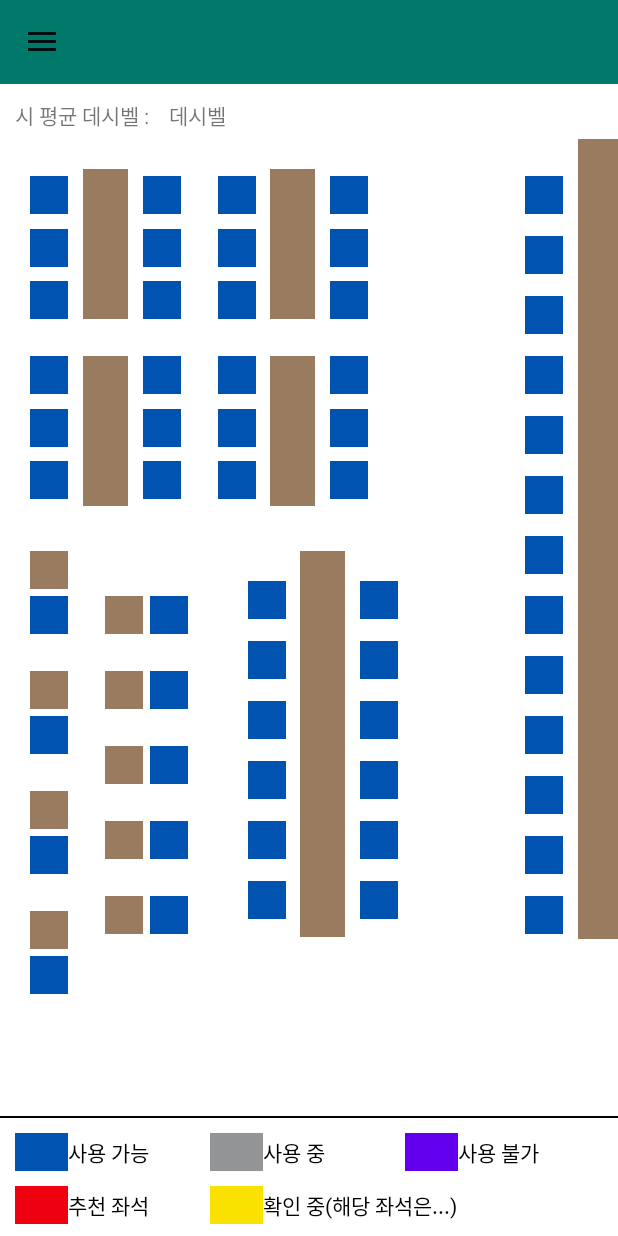
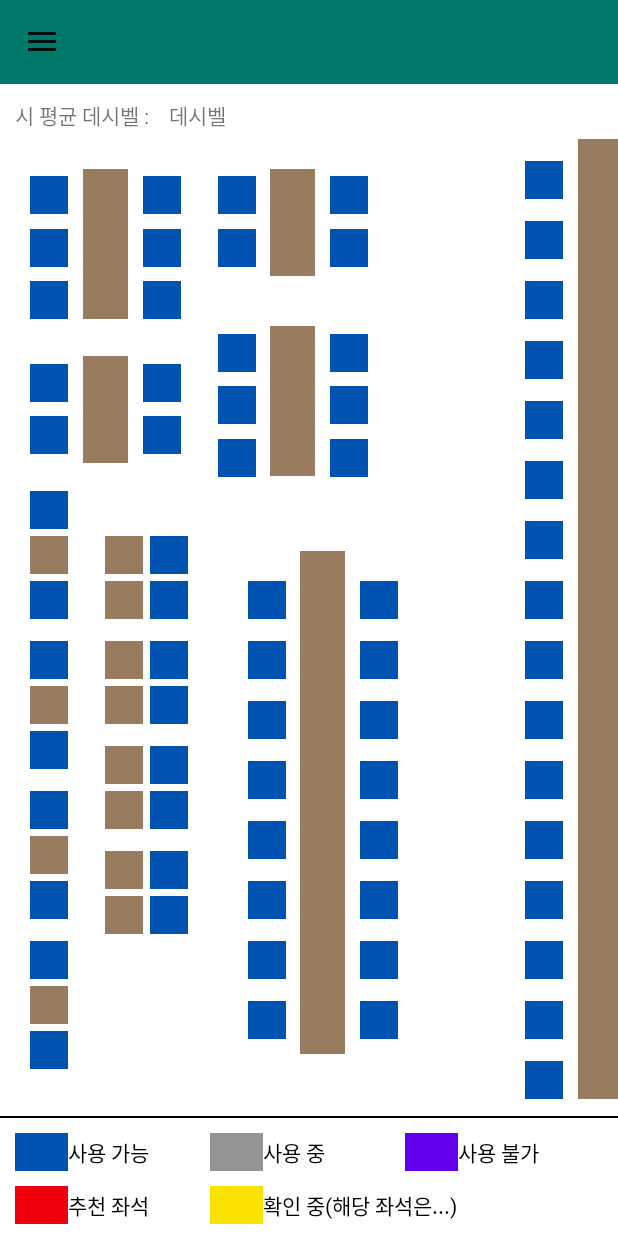
Before and after one commit to Is-there-seat/Is-there-seat, an Android app: the screen it shows after launch (MainActivity), in the side drawer, after a tap on "크리스탈 라운지", on a phone screen of 412 x 824 dp. Run offline under Robolectric (Android 15) with nearby library versions, the phone set to English and light mode, and no system bars.

Commit message:
modify 'fragment_crystal_lounge.xml'

```diff
--- a/app/src/main/res/layout/fragment_crystal_lounge.xml
+++ b/app/src/main/res/layout/fragment_crystal_lounge.xml
@@ -112,7 +112,7 @@
             <!--                //desk 1.2-->
             <View
                 android:layout_width="30dp"
-                android:layout_height="100dp"
+                android:layout_height="71dp"
                 android:layout_marginStart="180dp"
                 android:layout_marginLeft="180dp"
                 android:layout_marginTop="25dp"
@@ -138,15 +138,6 @@
                 android:layout_marginBottom="3dp"
                 android:background="#0053B0" />
 
-            <View
-                android:layout_width="25dp"
-                android:layout_height="25dp"
-                android:layout_marginStart="145dp"
-                android:layout_marginLeft="145dp"
-                android:layout_marginTop="100dp"
-                android:layout_marginBottom="3dp"
-                android:background="#0053B0" />
-
             <!--                // right chairs of desk 1.2-->
 
             <View
@@ -167,19 +158,10 @@
                 android:layout_marginBottom="3dp"
                 android:background="#0053B0" />
 
-            <View
-                android:layout_width="25dp"
-                android:layout_height="25dp"
-                android:layout_marginStart="220dp"
-                android:layout_marginLeft="220dp"
-                android:layout_marginTop="100dp"
-                android:layout_marginBottom="3dp"
-                android:background="#0053B0" />
-
             <!--                //desk 2.1-->
             <View
                 android:layout_width="30dp"
-                android:layout_height="100dp"
+                android:layout_height="71dp"
                 android:layout_marginStart="55dp"
                 android:layout_marginLeft="55dp"
                 android:layout_marginTop="150dp"
@@ -193,7 +175,7 @@
                 android:layout_height="25dp"
                 android:layout_marginStart="20dp"
                 android:layout_marginLeft="20dp"
-                android:layout_marginTop="150dp"
+                android:layout_marginTop="155dp"
                 android:layout_marginBottom="3dp"
                 android:background="#0053B0" />
 
@@ -202,16 +184,7 @@
                 android:layout_height="25dp"
                 android:layout_marginStart="20dp"
                 android:layout_marginLeft="20dp"
-                android:layout_marginTop="185dp"
-                android:layout_marginBottom="3dp"
-                android:background="#0053B0" />
-
-            <View
-                android:layout_width="25dp"
-                android:layout_height="25dp"
-                android:layout_marginStart="20dp"
-                android:layout_marginLeft="20dp"
-                android:layout_marginTop="220dp"
+                android:layout_marginTop="190dp"
                 android:layout_marginBottom="3dp"
                 android:background="#0053B0" />
 
@@ -222,45 +195,36 @@
                 android:layout_height="25dp"
                 android:layout_marginStart="95dp"
                 android:layout_marginLeft="95dp"
-                android:layout_marginTop="150dp"
+                android:layout_marginTop="155dp"
                 android:layout_marginBottom="3dp"
                 android:background="#0053B0" />
 
+            <!--                //desk 2.2-->
             <View
                 android:layout_width="25dp"
                 android:layout_height="25dp"
                 android:layout_marginStart="95dp"
                 android:layout_marginLeft="95dp"
-                android:layout_marginTop="185dp"
+                android:layout_marginTop="190dp"
                 android:layout_marginBottom="3dp"
                 android:background="#0053B0" />
 
-            <View
-                android:layout_width="25dp"
-                android:layout_height="25dp"
-                android:layout_marginStart="95dp"
-                android:layout_marginLeft="95dp"
-                android:layout_marginTop="220dp"
-                android:layout_marginBottom="3dp"
-                android:background="#0053B0" />
-
-            <!--                //desk 2.2-->
+            <!--                //left chairs of desk 2.2-->
             <View
                 android:layout_width="30dp"
                 android:layout_height="100dp"
                 android:layout_marginStart="180dp"
                 android:layout_marginLeft="180dp"
-                android:layout_marginTop="150dp"
+                android:layout_marginTop="130dp"
                 android:layout_marginBottom="3dp"
                 android:background="#997B60" />
 
-            <!--                //left chairs of desk 2.2-->
             <View
                 android:layout_width="25dp"
                 android:layout_height="25dp"
                 android:layout_marginStart="145dp"
                 android:layout_marginLeft="145dp"
-                android:layout_marginTop="150dp"
+                android:layout_marginTop="135dp"
                 android:layout_marginBottom="3dp"
                 android:background="#0053B0" />
 
@@ -269,7 +233,7 @@
                 android:layout_height="25dp"
                 android:layout_marginStart="145dp"
                 android:layout_marginLeft="145dp"
-                android:layout_marginTop="185dp"
+                android:layout_marginTop="170dp"
                 android:layout_marginBottom="3dp"
                 android:background="#0053B0" />
 
@@ -278,7 +242,7 @@
                 android:layout_height="25dp"
                 android:layout_marginStart="145dp"
                 android:layout_marginLeft="145dp"
-                android:layout_marginTop="220dp"
+                android:layout_marginTop="205dp"
                 android:layout_marginBottom="3dp"
                 android:background="#0053B0" />
 
@@ -288,7 +252,7 @@
                 android:layout_height="25dp"
                 android:layout_marginStart="220dp"
                 android:layout_marginLeft="220dp"
-                android:layout_marginTop="150dp"
+                android:layout_marginTop="135dp"
                 android:layout_marginBottom="3dp"
                 android:background="#0053B0" />
 
@@ -297,7 +261,7 @@
                 android:layout_height="25dp"
                 android:layout_marginStart="220dp"
                 android:layout_marginLeft="220dp"
-                android:layout_marginTop="185dp"
+                android:layout_marginTop="170dp"
                 android:layout_marginBottom="3dp"
                 android:background="#0053B0" />
 
@@ -306,15 +270,17 @@
                 android:layout_height="25dp"
                 android:layout_marginStart="220dp"
                 android:layout_marginLeft="220dp"
-                android:layout_marginTop="220dp"
+                android:layout_marginTop="205dp"
                 android:layout_marginBottom="3dp"
                 android:background="#0053B0" />
+
+
 
             <!--                //desk 1.3-->
 
             <View
                 android:layout_width="30dp"
-                android:layout_height="533dp"
+                android:layout_height="640dp"
                 android:layout_marginStart="385dp"
                 android:layout_marginLeft="385dp"
                 android:layout_marginTop="5dp"
@@ -326,7 +292,7 @@
                 android:layout_height="25dp"
                 android:layout_marginStart="350dp"
                 android:layout_marginLeft="350dp"
-                android:layout_marginTop="30dp"
+                android:layout_marginTop="20dp"
                 android:layout_marginBottom="3dp"
                 android:background="#0053B0" />
 
@@ -335,7 +301,7 @@
                 android:layout_height="25dp"
                 android:layout_marginStart="350dp"
                 android:layout_marginLeft="350dp"
-                android:layout_marginTop="70dp"
+                android:layout_marginTop="60dp"
                 android:layout_marginBottom="3dp"
                 android:background="#0053B0" />
 
@@ -344,7 +310,7 @@
                 android:layout_height="25dp"
                 android:layout_marginStart="350dp"
                 android:layout_marginLeft="350dp"
-                android:layout_marginTop="110dp"
+                android:layout_marginTop="100dp"
                 android:layout_marginBottom="3dp"
                 android:background="#0053B0" />
 
@@ -353,7 +319,7 @@
                 android:layout_height="25dp"
                 android:layout_marginStart="350dp"
                 android:layout_marginLeft="350dp"
-                android:layout_marginTop="150dp"
+                android:layout_marginTop="140dp"
                 android:layout_marginBottom="3dp"
                 android:background="#0053B0" />
 
@@ -362,7 +328,7 @@
                 android:layout_height="25dp"
                 android:layout_marginStart="350dp"
                 android:layout_marginLeft="350dp"
-                android:layout_marginTop="190dp"
+                android:layout_marginTop="180dp"
                 android:layout_marginBottom="3dp"
                 android:background="#0053B0" />
 
@@ -371,7 +337,7 @@
                 android:layout_height="25dp"
                 android:layout_marginStart="350dp"
                 android:layout_marginLeft="350dp"
-                android:layout_marginTop="230dp"
+                android:layout_marginTop="220dp"
                 android:layout_marginBottom="3dp"
                 android:background="#0053B0" />
 
@@ -380,7 +346,7 @@
                 android:layout_height="25dp"
                 android:layout_marginStart="350dp"
                 android:layout_marginLeft="350dp"
-                android:layout_marginTop="270dp"
+                android:layout_marginTop="260dp"
                 android:layout_marginBottom="3dp"
                 android:background="#0053B0" />
 
@@ -389,7 +355,7 @@
                 android:layout_height="25dp"
                 android:layout_marginStart="350dp"
                 android:layout_marginLeft="350dp"
-                android:layout_marginTop="310dp"
+                android:layout_marginTop="300dp"
                 android:layout_marginBottom="3dp"
                 android:background="#0053B0" />
 
@@ -398,7 +364,7 @@
                 android:layout_height="25dp"
                 android:layout_marginStart="350dp"
                 android:layout_marginLeft="350dp"
-                android:layout_marginTop="350dp"
+                android:layout_marginTop="340dp"
                 android:layout_marginBottom="3dp"
                 android:background="#0053B0" />
 
@@ -407,7 +373,7 @@
                 android:layout_height="25dp"
                 android:layout_marginStart="350dp"
                 android:layout_marginLeft="350dp"
-                android:layout_marginTop="390dp"
+                android:layout_marginTop="380dp"
                 android:layout_marginBottom="3dp"
                 android:background="#0053B0" />
 
@@ -416,7 +382,7 @@
                 android:layout_height="25dp"
                 android:layout_marginStart="350dp"
                 android:layout_marginLeft="350dp"
-                android:layout_marginTop="430dp"
+                android:layout_marginTop="420dp"
                 android:layout_marginBottom="3dp"
                 android:background="#0053B0" />
 
@@ -425,7 +391,7 @@
                 android:layout_height="25dp"
                 android:layout_marginStart="350dp"
                 android:layout_marginLeft="350dp"
-                android:layout_marginTop="470dp"
+                android:layout_marginTop="460dp"
                 android:layout_marginBottom="3dp"
                 android:background="#0053B0" />
 
@@ -434,7 +400,34 @@
                 android:layout_height="25dp"
                 android:layout_marginStart="350dp"
                 android:layout_marginLeft="350dp"
-                android:layout_marginTop="510dp"
+                android:layout_marginTop="500dp"
+                android:layout_marginBottom="3dp"
+                android:background="#0053B0" />
+
+            <View
+                android:layout_width="25dp"
+                android:layout_height="25dp"
+                android:layout_marginStart="350dp"
+                android:layout_marginLeft="350dp"
+                android:layout_marginTop="540dp"
+                android:layout_marginBottom="3dp"
+                android:background="#0053B0" />
+
+            <View
+                android:layout_width="25dp"
+                android:layout_height="25dp"
+                android:layout_marginStart="350dp"
+                android:layout_marginLeft="350dp"
+                android:layout_marginTop="580dp"
+                android:layout_marginBottom="3dp"
+                android:background="#0053B0" />
+
+            <View
+                android:layout_width="25dp"
+                android:layout_height="25dp"
+                android:layout_marginStart="350dp"
+                android:layout_marginLeft="350dp"
+                android:layout_marginTop="620dp"
                 android:layout_marginBottom="3dp"
                 android:background="#0053B0" />
 
@@ -445,7 +438,7 @@
                 android:layout_height="25dp"
                 android:layout_marginStart="20dp"
                 android:layout_marginLeft="20dp"
-                android:layout_marginTop="280dp"
+                android:layout_marginTop="270dp"
                 android:layout_marginBottom="3dp"
                 android:background="#997B60" />
 
@@ -455,17 +448,30 @@
                 android:layout_height="25dp"
                 android:layout_marginStart="20dp"
                 android:layout_marginLeft="20dp"
-                android:layout_marginTop="310dp"
+                android:layout_marginTop="300dp"
                 android:layout_marginBottom="3dp"
                 android:background="#0053B0" />
 
-            <!--                //desk 4.1-->
             <View
                 android:layout_width="25dp"
                 android:layout_height="25dp"
                 android:layout_marginStart="20dp"
                 android:layout_marginLeft="20dp"
-                android:layout_marginTop="360dp"
+                android:layout_marginTop="240dp"
+                android:layout_marginBottom="3dp"
+                android:background="#0053B0" />
+
+
+
+
+            <!--                //desk 4.1-->
+
+            <View
+                android:layout_width="25dp"
+                android:layout_height="25dp"
+                android:layout_marginStart="20dp"
+                android:layout_marginLeft="20dp"
+                android:layout_marginTop="370dp"
                 android:layout_marginBottom="3dp"
                 android:background="#997B60" />
 
@@ -475,7 +481,16 @@
                 android:layout_height="25dp"
                 android:layout_marginStart="20dp"
                 android:layout_marginLeft="20dp"
-                android:layout_marginTop="390dp"
+                android:layout_marginTop="340dp"
+                android:layout_marginBottom="3dp"
+                android:background="#0053B0" />
+
+            <View
+                android:layout_width="25dp"
+                android:layout_height="25dp"
+                android:layout_marginStart="20dp"
+                android:layout_marginLeft="20dp"
+                android:layout_marginTop="400dp"
                 android:layout_marginBottom="3dp"
                 android:background="#0053B0" />
 
@@ -485,7 +500,7 @@
                 android:layout_height="25dp"
                 android:layout_marginStart="20dp"
                 android:layout_marginLeft="20dp"
-                android:layout_marginTop="440dp"
+                android:layout_marginTop="470dp"
                 android:layout_marginBottom="3dp"
                 android:background="#997B60" />
 
@@ -495,7 +510,16 @@
                 android:layout_height="25dp"
                 android:layout_marginStart="20dp"
                 android:layout_marginLeft="20dp"
-                android:layout_marginTop="470dp"
+                android:layout_marginTop="440dp"
+                android:layout_marginBottom="3dp"
+                android:background="#0053B0" />
+
+            <View
+                android:layout_width="25dp"
+                android:layout_height="25dp"
+                android:layout_marginStart="20dp"
+                android:layout_marginLeft="20dp"
+                android:layout_marginTop="500dp"
                 android:layout_marginBottom="3dp"
                 android:background="#0053B0" />
 
@@ -505,27 +529,47 @@
                 android:layout_height="25dp"
                 android:layout_marginStart="20dp"
                 android:layout_marginLeft="20dp"
-                android:layout_marginTop="520dp"
+                android:layout_marginTop="570dp"
                 android:layout_marginBottom="3dp"
                 android:background="#997B60" />
 
             <!--                //chair of desk 6.1-->
+
             <View
                 android:layout_width="25dp"
                 android:layout_height="25dp"
                 android:layout_marginStart="20dp"
                 android:layout_marginLeft="20dp"
-                android:layout_marginTop="550dp"
+                android:layout_marginTop="540dp"
+                android:layout_marginBottom="3dp"
+                android:background="#0053B0" />
+
+            <View
+                android:layout_width="25dp"
+                android:layout_height="25dp"
+                android:layout_marginStart="20dp"
+                android:layout_marginLeft="20dp"
+                android:layout_marginTop="600dp"
                 android:layout_marginBottom="3dp"
                 android:background="#0053B0" />
 
             <!--                // desk 3.2-->
+
             <View
                 android:layout_width="25dp"
                 android:layout_height="25dp"
                 android:layout_marginStart="70dp"
                 android:layout_marginLeft="70dp"
-                android:layout_marginTop="310dp"
+                android:layout_marginTop="270dp"
+                android:layout_marginBottom="3dp"
+                android:background="#997B60" />
+
+            <View
+                android:layout_width="25dp"
+                android:layout_height="25dp"
+                android:layout_marginStart="70dp"
+                android:layout_marginLeft="70dp"
+                android:layout_marginTop="300dp"
                 android:layout_marginBottom="3dp"
                 android:background="#997B60" />
 
@@ -535,7 +579,16 @@
                 android:layout_height="25dp"
                 android:layout_marginStart="100dp"
                 android:layout_marginLeft="100dp"
-                android:layout_marginTop="310dp"
+                android:layout_marginTop="270dp"
+                android:layout_marginBottom="3dp"
+                android:background="#0053B0" />
+
+            <View
+                android:layout_width="25dp"
+                android:layout_height="25dp"
+                android:layout_marginStart="100dp"
+                android:layout_marginLeft="100dp"
+                android:layout_marginTop="300dp"
                 android:layout_marginBottom="3dp"
                 android:background="#0053B0" />
 
@@ -545,7 +598,16 @@
                 android:layout_height="25dp"
                 android:layout_marginStart="70dp"
                 android:layout_marginLeft="70dp"
-                android:layout_marginTop="360dp"
+                android:layout_marginTop="340dp"
+                android:layout_marginBottom="3dp"
+                android:background="#997B60" />
+
+            <View
+                android:layout_width="25dp"
+                android:layout_height="25dp"
+                android:layout_marginStart="70dp"
+                android:layout_marginLeft="70dp"
+                android:layout_marginTop="370dp"
                 android:layout_marginBottom="3dp"
                 android:background="#997B60" />
 
@@ -555,7 +617,16 @@
                 android:layout_height="25dp"
                 android:layout_marginStart="100dp"
                 android:layout_marginLeft="100dp"
-                android:layout_marginTop="360dp"
+                android:layout_marginTop="340dp"
+                android:layout_marginBottom="3dp"
+                android:background="#0053B0" />
+
+            <View
+                android:layout_width="25dp"
+                android:layout_height="25dp"
+                android:layout_marginStart="100dp"
+                android:layout_marginLeft="100dp"
+                android:layout_marginTop="370dp"
                 android:layout_marginBottom="3dp"
                 android:background="#0053B0" />
 
@@ -569,6 +640,15 @@
                 android:layout_marginBottom="3dp"
                 android:background="#997B60" />
 
+            <View
+                android:layout_width="25dp"
+                android:layout_height="25dp"
+                android:layout_marginStart="70dp"
+                android:layout_marginLeft="70dp"
+                android:layout_marginTop="440dp"
+                android:layout_marginBottom="3dp"
+                android:background="#997B60" />
+
             <!--                //chair of desk 5.2-->
             <View
                 android:layout_width="25dp"
@@ -579,13 +659,22 @@
                 android:layout_marginBottom="3dp"
                 android:background="#0053B0" />
 
+            <View
+                android:layout_width="25dp"
+                android:layout_height="25dp"
+                android:layout_marginStart="100dp"
+                android:layout_marginLeft="100dp"
+                android:layout_marginTop="440dp"
+                android:layout_marginBottom="3dp"
+                android:background="#0053B0" />
+
             <!--                // desk 6.2-->
             <View
                 android:layout_width="25dp"
                 android:layout_height="25dp"
                 android:layout_marginStart="70dp"
                 android:layout_marginLeft="70dp"
-                android:layout_marginTop="460dp"
+                android:layout_marginTop="480dp"
                 android:layout_marginBottom="3dp"
                 android:background="#997B60" />
 
@@ -595,7 +684,7 @@
                 android:layout_height="25dp"
                 android:layout_marginStart="100dp"
                 android:layout_marginLeft="100dp"
-                android:layout_marginTop="460dp"
+                android:layout_marginTop="480dp"
                 android:layout_marginBottom="3dp"
                 android:background="#0053B0" />
 
@@ -623,7 +712,7 @@
             <!--                // desk 3.3-->
             <View
                 android:layout_width="30dp"
-                android:layout_height="257dp"
+                android:layout_height="335dp"
                 android:layout_marginStart="200dp"
                 android:layout_marginLeft="200dp"
                 android:layout_marginTop="280dp"
@@ -685,6 +774,25 @@
                 android:layout_marginBottom="3dp"
                 android:background="#0053B0" />
 
+            <View
+                android:layout_width="25dp"
+                android:layout_height="25dp"
+                android:layout_marginStart="165dp"
+                android:layout_marginLeft="165dp"
+                android:layout_marginTop="540dp"
+                android:layout_marginBottom="3dp"
+                android:background="#0053B0" />
+
+
+            <View
+                android:layout_width="25dp"
+                android:layout_height="25dp"
+                android:layout_marginStart="165dp"
+                android:layout_marginLeft="165dp"
+                android:layout_marginTop="580dp"
+                android:layout_marginBottom="3dp"
+                android:background="#0053B0" />
+
             <!--                //right chairs of desk 3.3-->
             <View
                 android:layout_width="25dp"
@@ -740,6 +848,24 @@
                 android:layout_marginBottom="3dp"
                 android:background="#0053B0" />
 
+            <View
+                android:layout_width="25dp"
+                android:layout_height="25dp"
+                android:layout_marginStart="240dp"
+                android:layout_marginLeft="240dp"
+                android:layout_marginTop="540dp"
+                android:layout_marginBottom="3dp"
+                android:background="#0053B0" />
+
+
+            <View
+                android:layout_width="25dp"
+                android:layout_height="25dp"
+                android:layout_marginStart="240dp"
+                android:layout_marginLeft="240dp"
+                android:layout_marginTop="580dp"
+                android:layout_marginBottom="3dp"
+                android:background="#0053B0" />
 
         </FrameLayout>
 
```
